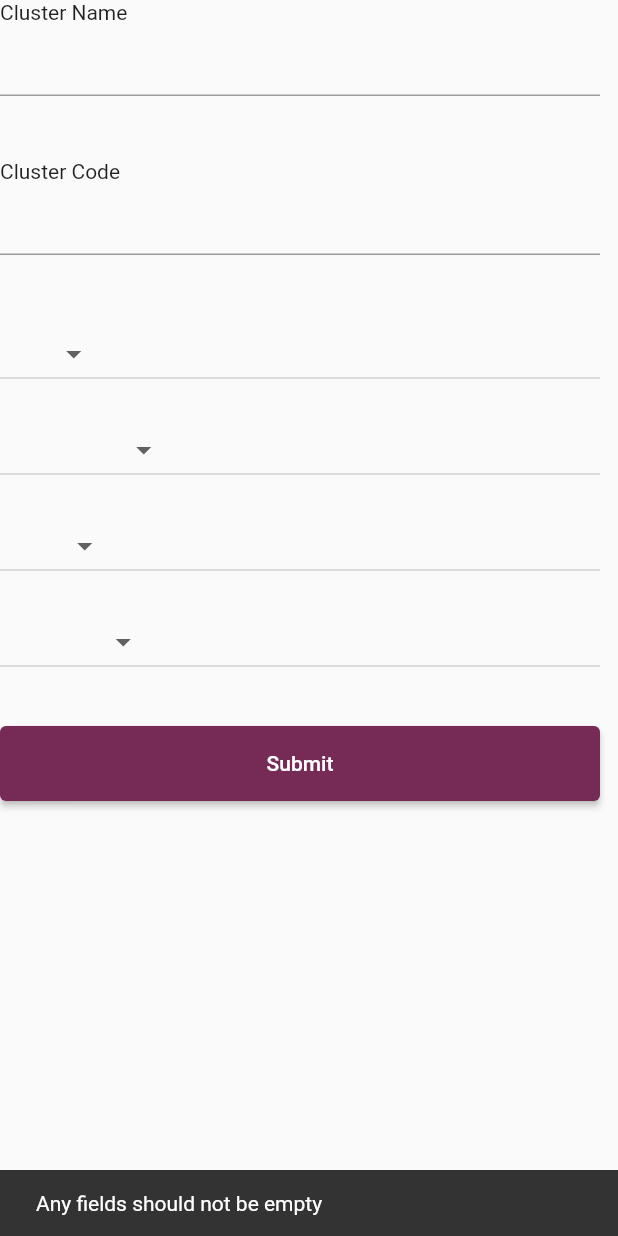
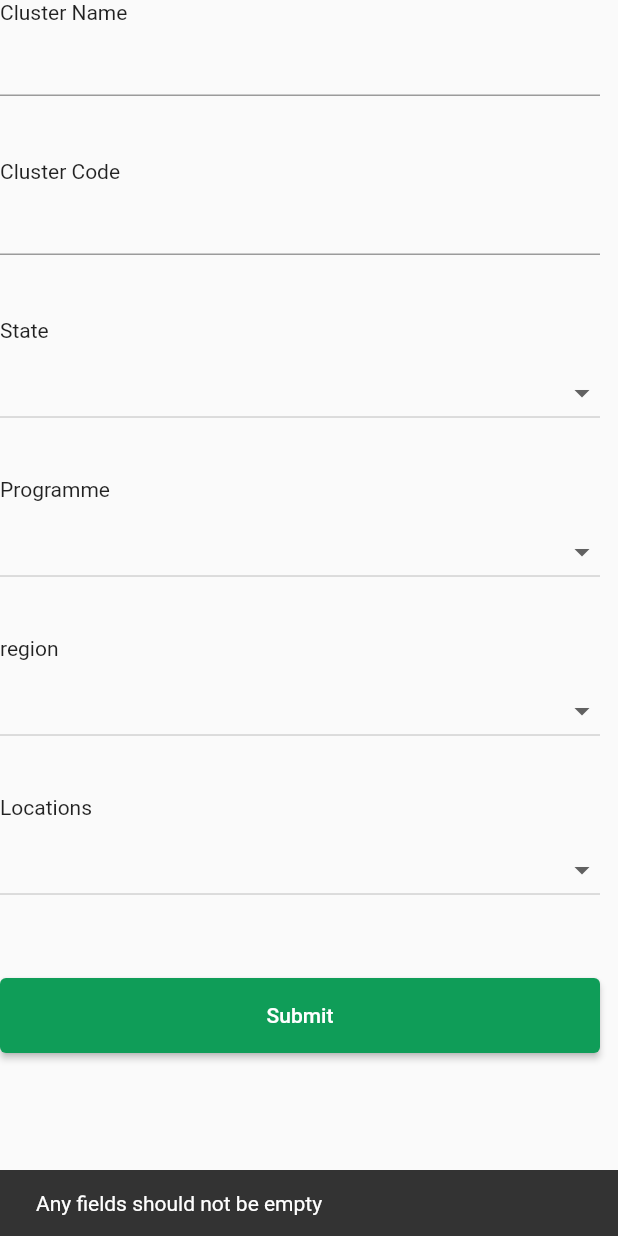
Before and after one commit to poorvasha/livestock_insurance_management_portal, a Flutter app: the ClusterEntryItem widget shown alone on an empty page, opened directly, after a tap on the "arrow drop down" icon, after a tap on "Submit", on a phone screen of 412 x 824 dp. Run offline on Flutter 3.47's test engine with Material 2 defaults, Android fonts, the light colour scheme and no system bars; our stand-ins replace flutter_secure_storage, flutter_svg; missing offline and left inert: dart:js; accounts and stored records are empty; network calls fail.

Commit message:
Make Cosmetic Changes

```diff
--- a/lib/configs/Resources.dart
+++ b/lib/configs/Resources.dart
@@ -1,7 +1,7 @@
 import 'package:flutter/material.dart';
 
 class Resources {
-  static const Color primaryColor = Color(0xFF752b56);
+  static const Color primaryColor = Color(0xFF0F9D58);
   static const Color black = Color(0xFF000000);
   static const Color white = Color(0xFfffffff);
   static const Color linkBlue = Color(0xFF0d99ff);
--- /dev/null
+++ b/lib/widgets/DropdownWidget.dart
@@ -0,0 +1,49 @@
+import 'package:flutter/material.dart';
+import 'package:flutter/src/widgets/framework.dart';
+import 'package:flutter/src/widgets/placeholder.dart';
+
+class DropDown extends StatefulWidget {
+  final String? value;
+  final Widget? hint;
+  final List<DropdownMenuItem<String>>? items;
+  final Function(String?)? onChanged;
+
+  const DropDown(
+      {super.key,
+      required this.value,
+      required this.hint,
+      required this.items,
+      this.onChanged});
+
+  @override
+  State<DropDown> createState() => _DropDownState();
+}
+
+class _DropDownState extends State<DropDown> {
+  @override
+  Widget build(BuildContext context) {
+    return Container(
+      height: 90,
+      child: Column(
+        children: [
+          Align(
+            alignment: Alignment.centerLeft,
+            child: widget.hint,
+          ),
+          const SizedBox(
+            height: 10,
+          ),
+          DropdownButton<String>(
+            isExpanded: true,
+            value: widget.value,
+            items: widget.items,
+            onChanged: widget.onChanged,
+          ),
+          const SizedBox(
+            height: 10,
+          ),
+        ],
+      ),
+    );
+  }
+}
--- a/lib/widgets/EntityEntry/ClusterEntryItem.dart
+++ b/lib/widgets/EntityEntry/ClusterEntryItem.dart
@@ -11,6 +11,7 @@ import '../../models/data/state_model.dart';
 import '../../models/data/location_model.dart';
 import '../../services/app_helper.dart';
 import '../../services/master_data_service.dart';
+import '../DropdownWidget.dart';
 import '../TextFieldWidget.dart';
 
 class ClusterEntryItem extends StatefulWidget {
@@ -126,7 +127,7 @@ class _ClusterEntryItemState extends State<ClusterEntryItem> {
           ),
           SizedBox(
             width: 400,
-            child: DropdownButton<String>(
+            child: DropDown(
               value: selectedState == null ? null : selectedState?.sId,
               hint: Text("State"),
               items: states.map((States value) {
@@ -152,7 +153,7 @@ class _ClusterEntryItemState extends State<ClusterEntryItem> {
           ),
           SizedBox(
             width: 400,
-            child: DropdownButton<String>(
+            child: DropDown(
               value: selectedProgramme == null ? null : selectedProgramme?.sId,
               hint: Text("Programme"),
               items: programs
@@ -180,7 +181,7 @@ class _ClusterEntryItemState extends State<ClusterEntryItem> {
           ),
           SizedBox(
             width: 400,
-            child: DropdownButton<String>(
+            child: DropDown(
               value: selectedRegion == null ? null : selectedRegion?.sId,
               hint: Text("region"),
               items: regions
@@ -208,7 +209,7 @@ class _ClusterEntryItemState extends State<ClusterEntryItem> {
           ),
           SizedBox(
             width: 400,
-            child: DropdownButton<String>(
+            child: DropDown(
               value: selectedLocation == null ? null : selectedLocation?.sId,
               hint: Text("Locations"),
               items: locations
--- a/lib/widgets/EntityEntry/ProgrammeEntryItem.dart
+++ b/lib/widgets/EntityEntry/ProgrammeEntryItem.dart
@@ -7,6 +7,7 @@ import 'package:lsi_management_portal/services/app_helper.dart';
 import 'package:lsi_management_portal/services/master_data_service.dart';
 
 import '../../models/InputFieldModel.dart';
+import '../DropdownWidget.dart';
 import '../TextFieldWidget.dart';
 
 class ProgrammeEntryItem extends StatefulWidget {
@@ -103,7 +104,7 @@ class _ProgrammeEntryItemState extends State<ProgrammeEntryItem> {
           ),
           SizedBox(
             width: 400,
-            child: DropdownButton<String>(
+            child: DropDown(
               value: selectedState == null ? null : selectedState?.sId,
               hint: Text("State"),
               items: states.map((States value) {
--- a/lib/widgets/EntityEntry/RegionEntryItem.dart
+++ b/lib/widgets/EntityEntry/RegionEntryItem.dart
@@ -8,6 +8,7 @@ import '../../models/InputFieldModel.dart';
 import '../../models/data/state_model.dart';
 import '../../services/app_helper.dart';
 import '../../services/master_data_service.dart';
+import '../DropdownWidget.dart';
 import '../TextFieldWidget.dart';
 import '../../utils/extensions.dart';
 
@@ -108,7 +109,7 @@ class _RegionEntryItemState extends State<RegionEntryItem> {
           ),
           SizedBox(
             width: 400,
-            child: DropdownButton<String>(
+            child: DropDown(
               value: selectedState == null ? null : selectedState?.sId,
               hint: Text("State"),
               items: states.map((States value) {
@@ -132,7 +133,7 @@ class _RegionEntryItemState extends State<RegionEntryItem> {
           ),
           SizedBox(
             width: 400,
-            child: DropdownButton<String>(
+            child: DropDown(
               value: selectedProgramme == null ? null : selectedProgramme?.sId,
               hint: Text("Programme"),
               items: programs
--- a/lib/widgets/TextFieldWidget.dart
+++ b/lib/widgets/TextFieldWidget.dart
@@ -36,6 +36,7 @@ class _TextFieldWidgetState extends State<TextFieldWidget> {
             inputFormatters: [widget.inputData.textInputType],
             cursorColor: Resources.primaryColor,
             decoration: const InputDecoration(
+                contentPadding: EdgeInsets.symmetric(vertical: 0.0),
                 focusColor: Resources.primaryColor,
                 focusedBorder: UnderlineInputBorder(
                     borderSide:
```
Also changed, not shown: lib/widgets/EntityEntry/DataEntryItem.dart (+11 -3 lines), lib/widgets/EntityEntry/GroupEntryItem.dart (+6 -5 lines), lib/widgets/EntityEntry/LocationEntryItem.dart (+4 -3 lines), lib/widgets/EntityEntry/MemberEntryItem.dart (+7 -6 lines).
